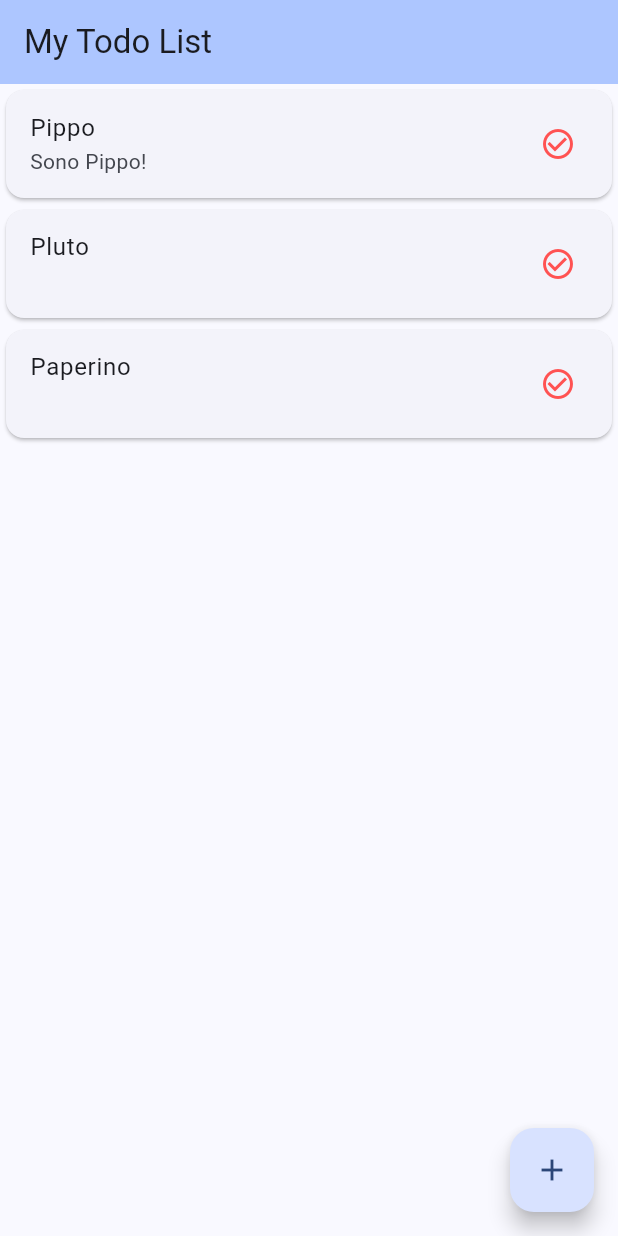
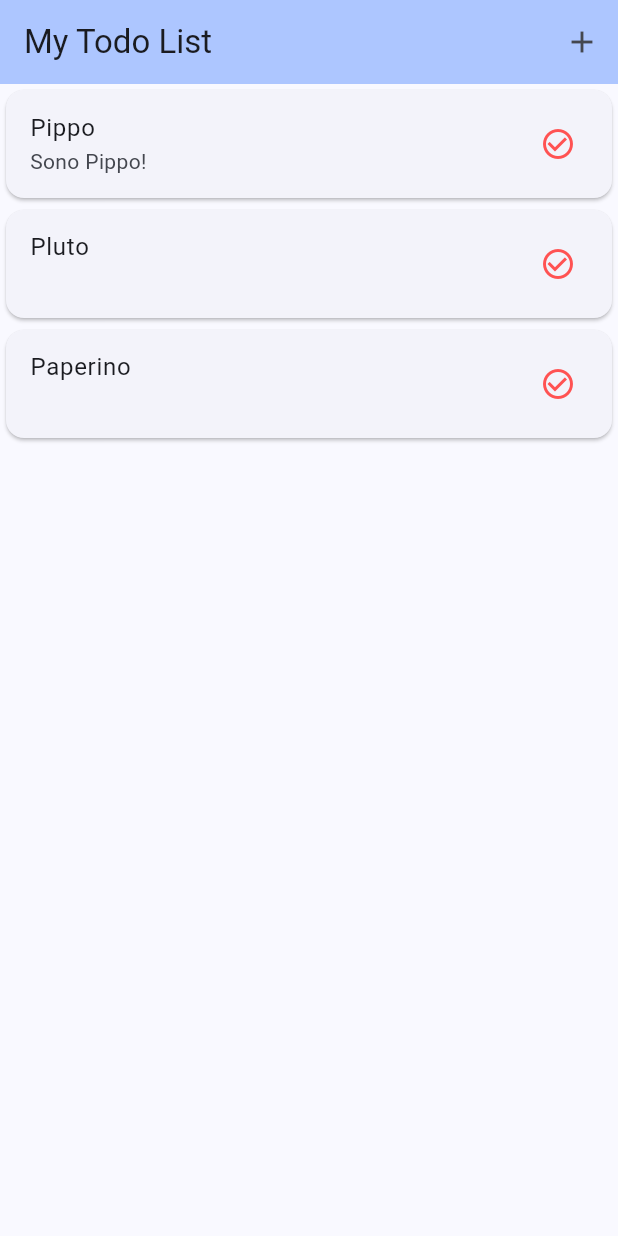
Before and after one commit to IghalenYoussef/todo_app, a Flutter app: the screen it shows after launch, on a phone screen of 412 x 824 dp. Run offline on Flutter 3.47's test engine with Material 3 defaults, Android fonts, the phone set to English and light mode, and no system bars.

Commit message:
Commentato il FloatingActionButton perchè impediva il cambio di stato delle card. La relativa logica è stata spostata in una icon nell'appbar.

```diff
--- a/lib/screen/my.home.page.dart
+++ b/lib/screen/my.home.page.dart
@@ -83,6 +83,9 @@ class _MyHomePageState extends State<MyHomePage> {
       appBar: AppBar(
         backgroundColor: Theme.of(context).colorScheme.inversePrimary,
         title: Text(widget.title),
+        actions: [
+          IconButton(onPressed: () => _showAddTodoDialog(context), icon: Icon(Icons.add))
+        ],
       ),
       body: ListView.builder(
           itemCount: todoList.length,
@@ -110,11 +113,11 @@ class _MyHomePageState extends State<MyHomePage> {
               ),
             );
           }),
-      floatingActionButton: FloatingActionButton(
+      /*floatingActionButton: FloatingActionButton(
         onPressed:() => _showAddTodoDialog(context),
         tooltip: 'Increment',
         child: const Icon(Icons.add),
-      ),
+      ),*/
     );
   }
 }
```
